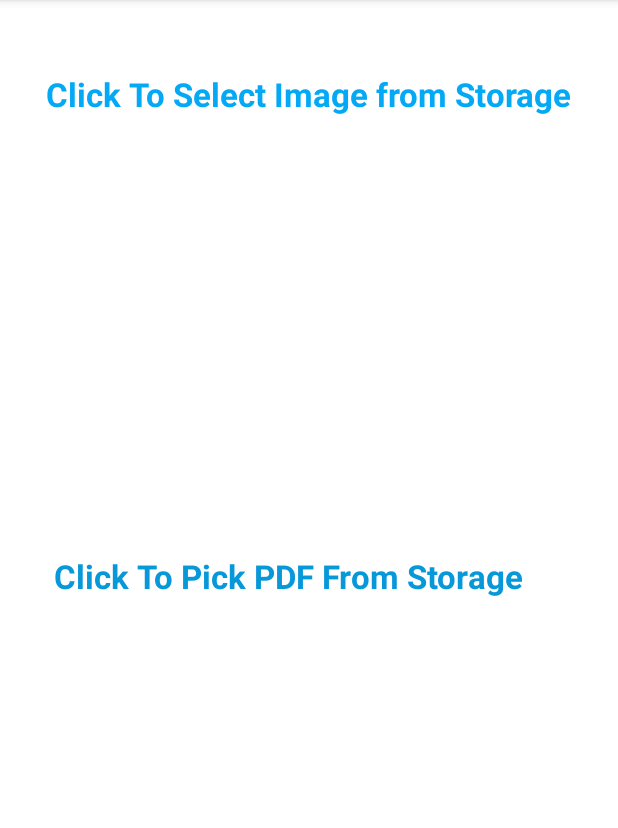
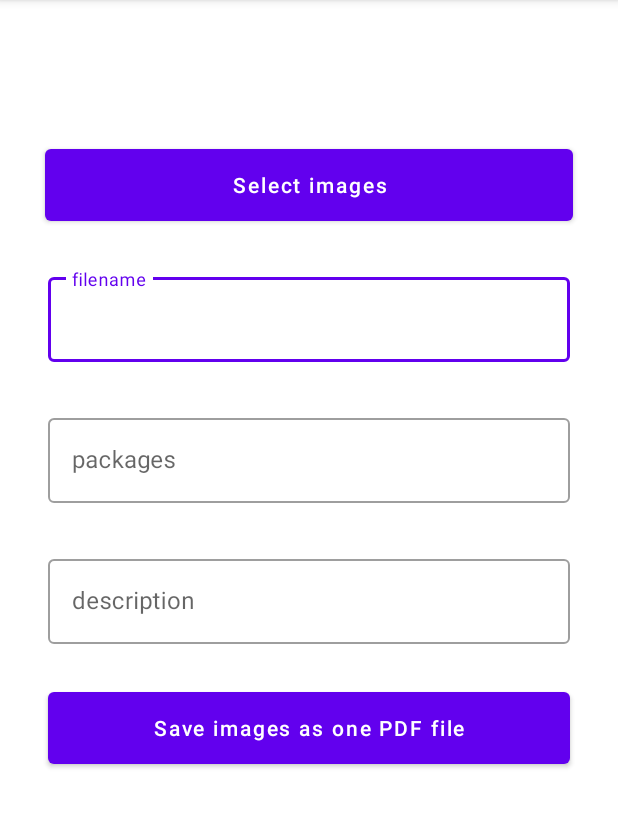
Before and after one commit to DaniilsLoputevs/med_keeper, an Android app: the screen it shows after launch (MainActivity), on a phone screen of 412 x 824 dp, the part 84-912 px from its top. Run offline under Robolectric (Android 15) with nearby library versions, the phone set to English and light mode, and no system bars; our stand-ins replace Room's generated code; libraries missing offline, so code that uses them is left out: org.koin.ksp; 1 statement that could not run was skipped.

Commit message:
select images init

````diff
--- a/app/src/main/kotlin/solutions/mk/mobile/MainActivity.kt
+++ b/app/src/main/kotlin/solutions/mk/mobile/MainActivity.kt
@@ -2,54 +2,116 @@ package solutions.mk.mobile
 
 import android.net.Uri
 import android.os.Bundle
-import android.widget.ImageView
-import android.widget.TextView
-import androidx.activity.result.ActivityResultLauncher
-import androidx.activity.result.contract.ActivityResultContracts
+import android.text.TextWatcher
+import android.view.View
+import android.widget.Toast
+import androidx.activity.result.contract.ActivityResultContracts.GetMultipleContents
 import androidx.appcompat.app.AppCompatActivity
+import androidx.lifecycle.MutableLiveData
+import com.google.android.material.button.MaterialButton
+import com.google.android.material.textfield.TextInputEditText
 import org.koin.android.ext.android.inject
+import solutions.mk.mobile.common.getAndroid
 import solutions.mk.mobile.common.registryAction
+import solutions.mk.mobile.common.textWatcherOnTextChanged
 import solutions.mk.mobile.config.KoinConfig
-import solutions.mk.mobile.persist.dao.RecordEntity
-import solutions.mk.mobile.persist.dao.RecordRepo
-import solutions.mk.mobile.persist.sql
+import solutions.mk.mobile.persist.dao.*
+import solutions.mk.mobile.persist.sqlBlocking
 import solutions.mk.mobile.service.RecordFileService
-import java.text.SimpleDateFormat
-import java.util.*
 
-
+// todo - take out to other activity(select and add file)
 class MainActivity : AppCompatActivity() {
     private val recordFileService: RecordFileService by inject()
     private val recordRepo: RecordRepo by inject()
+    private val groupRepo: GroupRepo by inject()
+    private val recordAndGroupRelationRepo: RecordAndGroupRelationRepo by inject()
 
-    private val pickImageTV: TextView by lazy { findViewById(R.id.imageTextView) }
-    private val imageView: ImageView by lazy { findViewById(R.id.imageView) }
-    private val pdfTextView: TextView by lazy { findViewById(R.id.selectedPdf) }
+    // todo - some type of preview of selected images
+    //          show grid of cards with uploaded images
+    //          https://codelabs.developers.google.com/codelabs/mdc-102-kotlin#4
+    private val selectImagesButton: MaterialButton by lazy { findViewById(R.id.selectImages) }
 
-    private lateinit var selectOneImageAction: ActivityResultLauncher<String>
+    // todo - show to user result filename with extension + replace space chars
+    //          field: "doc file"
+    //          show : "doc_file.pdf"
+    private val recordFileNameInput: TextInputEditText by lazy { findViewById(R.id.recordFileName) }
+    private val recordDescriptionInput: TextInputEditText by lazy { findViewById(R.id.recordDescription) }
+
+    // todo - show to user result groups
+    //          field: "aaa, bbb,ccc" - whole string
+    //          show : [aaa,bbb,ccc] - String array
+    private val recordGroupInput: TextInputEditText by lazy { findViewById(R.id.recordGroups) }
+    private val submitSelectButton: MaterialButton by lazy { findViewById(R.id.submitButton) }
+
+
+    private val imagesUris: MutableLiveData<List<Uri>> = MutableLiveData(emptyList())
 
     override fun onCreate(savedInstanceState: Bundle?) {
         KoinConfig(this).startKoin()
-
-        super.onCreate(savedInstanceState)
+        try {
+            super.onCreate(savedInstanceState)
         setContentView(R.layout.activity_main)
-
-        selectOneImageAction = registryAction(ActivityResultContracts.GetMultipleContents(), ::selectImagesCallback)
-        pickImageTV.setOnClickListener { selectOneImageAction.launch("image/*") } // todo - "*/*" select any file type
+    } catch (e: Exception) {
+        e.printStackTrace()
+        Thread.sleep(1500)
+        throw e
     }
 
-    private fun selectImagesCallback(uris: List<Uri>) {
-        imageView.setImageURI(uris[0])
+        // todo - https://stackoverflow.com/questions/11535011/edittext-field-is-required-before-moving-on-to-another-activity
+        //        last answer
+        recordFileNameInput.addTextChangedListener(requiredFieldTextWatcher())
+        recordGroupInput.addTextChangedListener(requiredFieldTextWatcher())
 
-        val currentDate = SimpleDateFormat("yyyy-MM-dd", Locale.getDefault()).format(Date())
-        val fileName = "test-record-file-$currentDate" // todo - получать от юзера
+        val selectImagesAction = registryAction(GetMultipleContents()) { imagesUris.value = it }
+        selectImagesButton.setOnClickListener { selectImagesAction.launch("image/*") } // todo - "*/*" select any file type
+        submitSelectButton.setOnClickListener(::submitSelectImages)
+    }
 
-        val recordFile = recordFileService.saveRecordFile(fileName, uris)
-        sql {
-            recordRepo.insertAll(RecordEntity(recordFile.name, "stub-desc", "stub-issuer"))
+
+    /** @see [View.OnClickListener] */
+    private fun submitSelectImages(view: View) {
+        val imageUris = imagesUris.value ?: emptyList()
+        val groups = recordGroupInput.text.toString().split(",").map(::GroupEntity)
+        val fileNameWithoutExtension = recordFileNameInput.text.toString()
+        val description = recordDescriptionInput.text.toString()
+
+        // validation
+        var isFail = false
+        if (imageUris.isEmpty()) {
+            selectImagesButton.error = "This field is required!"
+            isFail = true
+        }
+        if (groups.isEmpty()) {
+            recordFileNameInput.error = "This field is required!"
+            isFail = true
+        }
+        if (fileNameWithoutExtension.isBlank()) {
+            recordFileNameInput.error = "This field is required!"
+            isFail = true
+        }
+        if (isFail) return
+
+
+        val recordFile = recordFileService.saveRecordFilePdfFromImages(fileNameWithoutExtension, imageUris)
+        // todo - make async + show loading spinner while waiting for sql finish.
+        sqlBlocking {
+            recordRepo.insertAll(RecordEntity(recordFile.name, description))
+            groupRepo.insertAll(groups)
+            val relations = groups.map { RecordAndGroupRelation(fileName = recordFile.name, groupName = it.name) }
+            recordAndGroupRelationRepo.insertAll(relations)
+
+            println("records       = ${sqlBlocking { recordRepo.getAll() }}")
+            println("imageUris[0]  = ${imageUris[0]}}")
+            println("groups        = ${sqlBlocking { groupRepo.getAll() }}")
+            println("relations     = ${sqlBlocking { recordAndGroupRelationRepo.getAll() }}")
+            Toast.makeText(getAndroid(), "file saved successfully", Toast.LENGTH_SHORT).show()
+        }
+    }
+
+    private fun requiredFieldTextWatcher(): TextWatcher =
+        textWatcherOnTextChanged { text, _, _, _ ->
+            // todo - move to String resource for i18n
+            if (text.isNullOrBlank()) recordFileNameInput.error = "This field is required!"
         }
 
-        println("records = ${sql { recordRepo.getAll() }}")
-    }
-
 }
--- a/app/src/main/kotlin/solutions/mk/mobile/common/CommonUtils.kt
+++ b/app/src/main/kotlin/solutions/mk/mobile/common/CommonUtils.kt
@@ -5,6 +5,8 @@ import android.content.ContentResolver
 import android.graphics.pdf.PdfDocument
 import android.net.Uri
 import android.provider.OpenableColumns
+import android.text.Editable
+import android.text.TextWatcher
 import android.widget.Toast
 import androidx.activity.result.ActivityResultCallback
 import androidx.activity.result.ActivityResultLauncher
@@ -70,3 +72,15 @@ fun <R> PdfDocument.use(block: (PdfDocument) -> R): R =
         Toast.makeText(getAndroid(), "Something wrong: $e", Toast.LENGTH_LONG).show()
         throw e
     }
+
+fun textWatcherOnTextChanged(block: (s: CharSequence?, start: Int, before: Int, count: Int) -> Unit): TextWatcher =
+    object : TextWatcher by EmptyTextWatcher() {
+        override fun onTextChanged(s: CharSequence?, start: Int, before: Int, count: Int): Unit =
+            block(s, start, before, count)
+    }
+
+class EmptyTextWatcher : TextWatcher {
+    override fun beforeTextChanged(s: CharSequence?, start: Int, count: Int, after: Int) {}
+    override fun onTextChanged(s: CharSequence?, start: Int, before: Int, count: Int) {}
+    override fun afterTextChanged(s: Editable?) {}
+}
--- a/app/src/main/kotlin/solutions/mk/mobile/config/KoinConfig.kt
+++ b/app/src/main/kotlin/solutions/mk/mobile/config/KoinConfig.kt
@@ -1,7 +1,6 @@
 package solutions.mk.mobile.config
 
 import android.content.ContentResolver
-import androidx.room.Room
 import org.koin.android.ext.koin.androidContext
 import org.koin.android.ext.koin.androidLogger
 import org.koin.core.annotation.ComponentScan
@@ -10,8 +9,7 @@ import org.koin.dsl.binds
 import org.koin.dsl.module
 import org.koin.ksp.generated.module
 import solutions.mk.mobile.MainActivity
-import solutions.mk.mobile.persist.ApplicationDatabase
-import solutions.mk.mobile.persist.migrationChangelog
+import solutions.mk.mobile.persist.createDataBase
 
 @Module
 @ComponentScan("solutions.mk.mobile")
@@ -31,16 +29,11 @@ class KoinConfig(private val mainApplicationContext: MainActivity) {
     }
 
     private val roomModule = module {
-        val database = createDataBase()
+        val database = createDataBase(mainApplicationContext)
         single { database }
         single { database.recordRepo }
+        single { database.groupRepo }
+        single { database.recordAndGroupRelationRepo }
     }
 
-
-    private fun createDataBase() = Room.databaseBuilder(
-        mainApplicationContext,
-        ApplicationDatabase::class.java,
-        "mobile.mk.solutions"
-    ).addMigrations(*migrationChangelog).build()
-
 }
--- a/app/src/main/kotlin/solutions/mk/mobile/persist/RoomDatabase.kt
+++ b/app/src/main/kotlin/solutions/mk/mobile/persist/RoomDatabase.kt
@@ -1,22 +1,14 @@
 package solutions.mk.mobile.persist
 
 import androidx.room.Database
+import androidx.room.Room
 import androidx.room.RoomDatabase
 import androidx.room.migration.Migration
 import androidx.sqlite.db.SupportSQLiteDatabase
-import kotlinx.coroutines.runBlocking
-import solutions.mk.mobile.common.inject
-import solutions.mk.mobile.persist.dao.RecordEntity
-import solutions.mk.mobile.persist.dao.RecordRepo
-import solutions.mk.mobile.persist.migrations.MIGRATION__INIT
-
-/**
- * Migration changelog - list of all actual migrations.
- * Element order is IMPORTANT!!!
- */
-val migrationChangelog = arrayOf(
-    MIGRATION__INIT,
-)
+import kotlinx.coroutines.*
+import solutions.mk.mobile.MainActivity
+import solutions.mk.mobile.persist.dao.*
+import solutions.mk.mobile.persist.migrations.migrationChangelog
 
 /**
  *  Main Room class - provide access to all DAO object which created at run-time by Room Framework.
@@ -48,36 +40,91 @@ val migrationChangelog = arrayOf(
  *
  *  How to use repository:
  *  ```
- *  sql {
+ *  sqlBlocking {
  *      recordRepo.insertAll(RecordEntity(recordFile.name, "stub-desc", "stub-issuer"))
  *  }
  *  ```
  *  Note: use MUST invoke sql queries from NON-UI thread!!! That why we use function "sql {}"
  */
 @Database(
-    entities = [RecordEntity::class],
-    version = 1,
+    entities = [
+        RecordEntity::class,
+        GroupEntity::class,
+        RecordAndGroupRelation::class
+    ],
+    version = 3,
     exportSchema = false
 )
 abstract class ApplicationDatabase : RoomDatabase() {
     abstract val recordRepo: RecordRepo
+    abstract val groupRepo: GroupRepo
+    abstract val recordAndGroupRelationRepo: RecordAndGroupRelationRepo
 }
 
 /**
  * IMPORTANT!!!
  * 1 - We MUST use raw table in migration sql - avoid DAO interface!!! This is restriction from Room framework.
  * 2 - We MUST add new migration into [migrationChangelog][migrationChangelog] else magic will not happen.
+ * 3 - We MUST update the version of database in code.
+ * 4 - Each migration once executed should be not edit anymore.
  */
-fun migration(startVersion: Int, endVersion: Int, block: SupportSQLiteDatabase.() -> Unit) =
+fun migration(startVersion: Int, endVersion: Int, block: SupportSQLiteDatabaseMigrationDecorator.() -> Unit) =
     object : Migration(startVersion, endVersion) {
-        override fun migrate(database: SupportSQLiteDatabase) = database.block()
+        override fun migrate(database: SupportSQLiteDatabase) =
+            SupportSQLiteDatabaseMigrationDecorator(database).block()
     }
 
-/* This is extension only for highlight call of this function. */
+/**
+ * exists for add option for write migration like this:
+ * ```
+ * +"""
+ *     CREATE TABLE IF NOT EXISTS `groups`
+ *     (
+ *         `name` TEXT NOT NULL,
+ *         PRIMARY KEY (`name`)
+ *     );
+ *     """.trimIndent()
+ * ```
+ * ```
+ * execSQL(
+ *     """
+ *     CREATE TABLE IF NOT EXISTS `groups`
+ *     (
+ *         `name` TEXT NOT NULL,
+ *         PRIMARY KEY (`name`)
+ *     );
+ * """.trimIndent()
+ * )
+ * ```
+ */
+class SupportSQLiteDatabaseMigrationDecorator(private val original: SupportSQLiteDatabase) :
+    SupportSQLiteDatabase by original {
+    operator fun String.unaryPlus() = original.execSQL(this)
+}
+
+
+val sqlCoroutineScope = CoroutineScope(Dispatchers.IO)
+
 /**
  * Run sql in Non-Main-thread thread but Blocking and waiting of result.
  * */
-fun <T> Any.sql(useRepositoryBlock: suspend () -> T): T = runBlocking { useRepositoryBlock() }
-fun <T> Any.sqlTransaction(useRepositoryBlock: suspend () -> T): T = runBlocking {
-    inject<ApplicationDatabase>().sqlTransaction { useRepositoryBlock() }
+fun <T> sqlBlocking(useRepositoryBlock: suspend () -> T): T = runBlocking { useRepositoryBlock() }
+fun <T> sqlAsync(useRepositoryBlock: suspend () -> T): Deferred<T> = sqlCoroutineScope.async { useRepositoryBlock() }
+
+
+fun createDataBase(mainApplicationContext : MainActivity) = Room.databaseBuilder(
+    mainApplicationContext,
+    ApplicationDatabase::class.java,
+    "mobile.mk.solutions"
+).addMigrations(*migrationChangelog).let {
+    try {
+        it.build()
+    } catch (e: Exception) {
+        e.printStackTrace()
+        /* Sometimes in case of an error at the start of the application, the stacktrace is
+        not shown or comes with a long delay in the log from IDEA run. This Thread.sleep(...) is here to
+        increase the chance of showing the stacktrace in the developer log.*/
+        Thread.sleep(500)
+        throw e
+    }
 }
--- /dev/null
+++ b/app/src/main/kotlin/solutions/mk/mobile/persist/dao/Group.kt
@@ -0,0 +1,18 @@
+package solutions.mk.mobile.persist.dao
+
+import androidx.room.*
+
+@Entity(tableName = "groups")
+data class GroupEntity(
+    @PrimaryKey val name: String
+)
+
+@Dao interface GroupRepo {
+
+    @Query("SELECT * FROM groups")
+    suspend fun getAll(): List<GroupEntity>
+    @Insert suspend fun insert(records: GroupEntity)
+    @Insert suspend fun insertAll(records: Iterable<GroupEntity>)
+    @Update suspend fun updateAll(vararg records: GroupEntity)
+    @Delete suspend fun deleteAll(vararg records: GroupEntity)
+}
--- /dev/null
+++ b/app/src/main/kotlin/solutions/mk/mobile/persist/dao/RecordAndGroupRelation.kt
@@ -0,0 +1,23 @@
+package solutions.mk.mobile.persist.dao
+
+import androidx.room.*
+
+@Entity(
+    tableName = "record__group__relation",
+    primaryKeys = ["file_name", "group_name"]
+)
+data class RecordAndGroupRelation(
+    @ColumnInfo("file_name")
+    val fileName: String,
+    @ColumnInfo("group_name")
+    val groupName: String,
+)
+
+@Dao interface RecordAndGroupRelationRepo {
+
+    @Query("SELECT * FROM record__group__relation")
+    suspend fun getAll(): List<RecordAndGroupRelation>
+    @Insert suspend fun insertAll(records: List<RecordAndGroupRelation>)
+    @Update suspend fun updateAll(vararg records: RecordAndGroupRelation)
+    @Delete suspend fun deleteAll(vararg records: RecordAndGroupRelation)
+}
--- a/app/src/main/kotlin/solutions/mk/mobile/service/RecordFileService.kt
+++ b/app/src/main/kotlin/solutions/mk/mobile/service/RecordFileService.kt
@@ -29,7 +29,7 @@ import java.io.FileOutputStream
      *
      * @return Saved File.
      */
-    fun saveRecordFile(uri: Uri): File =
+    fun saveRecordFilePdfFromImages(uri: Uri): File =
         File(recordFilesDir, takeFullFileName(uri))
             .apply { createNewFile() }
             .apply { println(absolutePath) }
@@ -39,10 +39,12 @@ import java.io.FileOutputStream
      * TODO : Ideas: Look at this thing like a Factory
      *      - receive Uri and return file witch one of type [pdf, mp4 and etc]
      *      if you need fileExtension, take in from @return File.name.split(".").last()
+     *
+     * TODO - auto-resolve file extension from Uri. [pdf, mp4 and etc] - now it's hardcode for PDF
      * @param fileName without extension
      * @param imageUriList
      */
-    fun saveRecordFile(fileName: String, imageUriList: List<Uri>): File =
+    fun saveRecordFilePdfFromImages(fileName: String, imageUriList: List<Uri>): File =
         File(recordFilesDir, "${fileName}.pdf")
             .apply { createNewFile() }
             .also { pdfFile ->
--- a/app/src/main/res/layout/activity_main.xml
+++ b/app/src/main/res/layout/activity_main.xml
@@ -5,56 +5,115 @@
         xmlns:app="http://schemas.android.com/apk/res-auto"
         android:layout_width="match_parent"
         android:layout_height="match_parent"
-        tools:context=".MainActivity">
+        tools:context=".MainActivity"
+        >
 
-    <ImageView
-            android:id="@+id/imageView"
+    <androidx.constraintlayout.widget.Guideline
+            android:id="@+id/guideline"
             android:layout_width="wrap_content"
             android:layout_height="wrap_content"
-            android:layout_marginTop="24dp"
+            android:orientation="horizontal"
+            app:layout_constraintGuide_percent="0.09"
+            />
+
+    <com.google.android.material.button.MaterialButton
+            android:id="@+id/selectImages"
+            android:layout_width="match_parent"
+            android:layout_height="wrap_content"
+            android:layout_margin="30dp"
+            android:insetTop="0dp"
+            android:insetBottom="0dp"
+            android:text="Select images"
+            android:textAllCaps="false"
             app:layout_constraintEnd_toEndOf="parent"
             app:layout_constraintStart_toStartOf="parent"
-            app:layout_constraintTop_toBottomOf="@+id/imageTextView"
-            tools:srcCompat="@tools:sample/avatars" />
+            app:layout_constraintTop_toBottomOf="@+id/guideline"
+            />
 
-    <TextView
-            android:id="@+id/imageTextView"
-            android:layout_width="wrap_content"
+
+    <com.google.android.material.textfield.TextInputLayout
+            android:id="@+id/inputLayout_recordFileName"
+            style="@style/Widget.MaterialComponents.TextInputLayout.OutlinedBox"
+            android:layout_width="match_parent"
             android:layout_height="wrap_content"
-            android:layout_marginTop="48dp"
-            android:text="Click To Select Image from Storage"
-            android:textColor="#03A9F4"
-            android:textSize="22sp"
-            android:textStyle="bold"
+            android:layout_margin="32dp"
+            app:endIconMode="clear_text"
             app:layout_constraintEnd_toEndOf="parent"
             app:layout_constraintStart_toStartOf="parent"
-            app:layout_constraintTop_toTopOf="parent" />
+            app:layout_constraintTop_toBottomOf="@+id/selectImages"
+            >
 
-    <TextView
-            android:id="@+id/selectedPdf"
+        <com.google.android.material.textfield.TextInputEditText
+                android:id="@+id/recordFileName"
+                android:layout_width="match_parent"
+                android:layout_height="wrap_content"
+                android:hint="filename"
+                android:inputType="textEmailAddress"
+                android:nextFocusForward="@id/inputLayout_recordTags"
+                android:singleLine="true"
+                />
+    </com.google.android.material.textfield.TextInputLayout>
+
+    <com.google.android.material.textfield.TextInputLayout
+            android:id="@+id/inputLayout_recordTags"
+            style="@style/Widget.MaterialComponents.TextInputLayout.OutlinedBox"
             android:layout_width="match_parent"
             android:layout_height="wrap_content"
-            android:layout_marginStart="16dp"
-            android:layout_marginTop="248dp"
-            android:layout_marginEnd="16dp"
-            android:padding="20dp"
-            android:text="Click To Pick PDF From Storage"
-            android:textColor="#0798DA"
-            android:textSize="22sp"
-            android:textStyle="bold"
+            android:layout_margin="32dp"
+            app:endIconMode="clear_text"
             app:layout_constraintEnd_toEndOf="parent"
-            app:layout_constraintHorizontal_bias="0.0"
             app:layout_constraintStart_toStartOf="parent"
-            app:layout_constraintTop_toBottomOf="@+id/imageView" />
+            app:layout_constraintTop_toBottomOf="@+id/inputLayout_recordFileName"
+            android:layout_marginTop="84dp"
+            app:layout_constraintHorizontal_bias="0.25"
+            >
+
+        <com.google.android.material.textfield.TextInputEditText
+                android:id="@+id/recordGroups"
+                android:layout_width="match_parent"
+                android:layout_height="wrap_content"
+                android:hint="packages"
+                android:inputType="textEmailAddress"
+                android:nextFocusForward="@id/inputLayout_recordDescription"
+                android:singleLine="true"
+                />
+    </com.google.android.material.textfield.TextInputLayout>
+
+    <com.google.android.material.textfield.TextInputLayout
+            android:id="@+id/inputLayout_recordDescription"
+            style="@style/Widget.MaterialComponents.TextInputLayout.OutlinedBox"
+            android:layout_width="match_parent"
+            android:layout_height="wrap_content"
+            android:layout_margin="32dp"
+            app:layout_constraintEnd_toEndOf="parent"
+            app:layout_constraintStart_toStartOf="parent"
+            app:layout_constraintTop_toBottomOf="@+id/inputLayout_recordTags"
+            >
+
+        <com.google.android.material.textfield.TextInputEditText
+                android:id="@+id/recordDescription"
+                android:layout_width="match_parent"
+                android:layout_height="wrap_content"
+                android:hint="description"
+                android:imeOptions="actionDone"
+                android:inputType="textPassword"
+                android:singleLine="true"
+                />
+    </com.google.android.material.textfield.TextInputLayout>
 
 
-<!--    <TextView-->
-<!--            android:layout_width="wrap_content"-->
-<!--            android:layout_height="wrap_content"-->
-<!--            android:text="Hello World!"-->
-<!--            app:layout_constraintBottom_toBottomOf="parent"-->
-<!--            app:layout_constraintStart_toStartOf="parent"-->
-<!--            app:layout_constraintEnd_toEndOf="parent"-->
-<!--            app:layout_constraintTop_toTopOf="parent"/>-->
+    <com.google.android.material.button.MaterialButton
+            android:id="@+id/submitButton"
+            android:layout_width="match_parent"
+            android:layout_height="wrap_content"
+            android:layout_margin="32dp"
+            android:insetTop="0dp"
+            android:insetBottom="0dp"
+            android:text="Save images as one PDF file"
+            android:textAllCaps="false"
+            app:layout_constraintEnd_toEndOf="parent"
+            app:layout_constraintStart_toStartOf="parent"
+            app:layout_constraintTop_toBottomOf="@+id/inputLayout_recordDescription"
+            />
 
 </androidx.constraintlayout.widget.ConstraintLayout>
````
Also changed, not shown: app/src/main/kotlin/solutions/mk/mobile/common/TagsInputEditText.kt (added, +115 -0 lines), app/src/main/kotlin/solutions/mk/mobile/persist/dao/Record.kt (+14 -2 lines), app/src/main/kotlin/solutions/mk/mobile/persist/migrations/MigrationInit.kt (deleted, +0 -16 lines), app/src/main/kotlin/solutions/mk/mobile/persist/migrations/Migrations.kt (added, +83 -0 lines).
